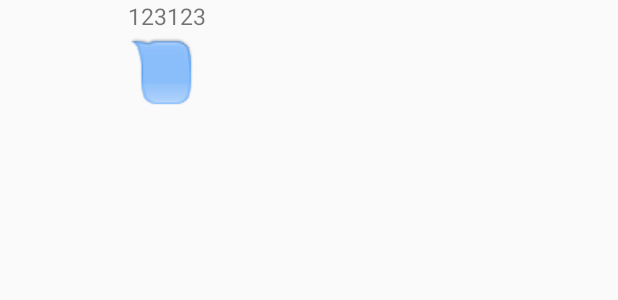
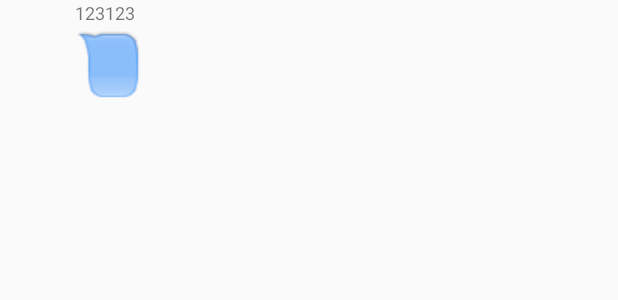
Before and after one commit to Mizushinku/NCKU_Line, an Android app: the layout bubble_chat_left.xml on its own in the app's theme, with its tools: preview values and no code run, on a phone screen of 412 x 824 dp. Shown: the top 300 px of the screen. Run offline under Robolectric (Android 15) with nearby library versions, the phone set to English and light mode, and no system bars.

Commit message:
Adjust layout in chatroom
Adjust interval and size

```diff
--- a/app/src/main/res/layout/activity_chatroom.xml
+++ b/app/src/main/res/layout/activity_chatroom.xml
@@ -45,6 +45,7 @@
         android:layout_height="0dp"
         android:layout_weight="8.5"
         android:divider="@android:color/transparent"
+        android:dividerHeight="5dp"
         android:scrollbars="vertical" />
 
     <ScrollView
--- a/app/src/main/res/layout/bubble_chat_left.xml
+++ b/app/src/main/res/layout/bubble_chat_left.xml
@@ -8,8 +8,8 @@
         android:layout_width="match_parent"
         android:layout_height="wrap_content">
     <de.hdodenhof.circleimageview.CircleImageView
-        android:layout_width="75dp"
-        android:layout_height="75dp"
+        android:layout_width="40dp"
+        android:layout_height="40dp"
         android:id="@+id/bubblePic"/>
         <LinearLayout
             android:layout_width="wrap_content"
@@ -24,7 +24,7 @@
                     android:id="@+id/userName"
                     android:layout_width="wrap_content"
                     android:layout_height="wrap_content"
-                    android:textSize="15dp"
+                    android:textSize="12dp"
                     android:text="123123"
                     />
             </LinearLayout>
```
